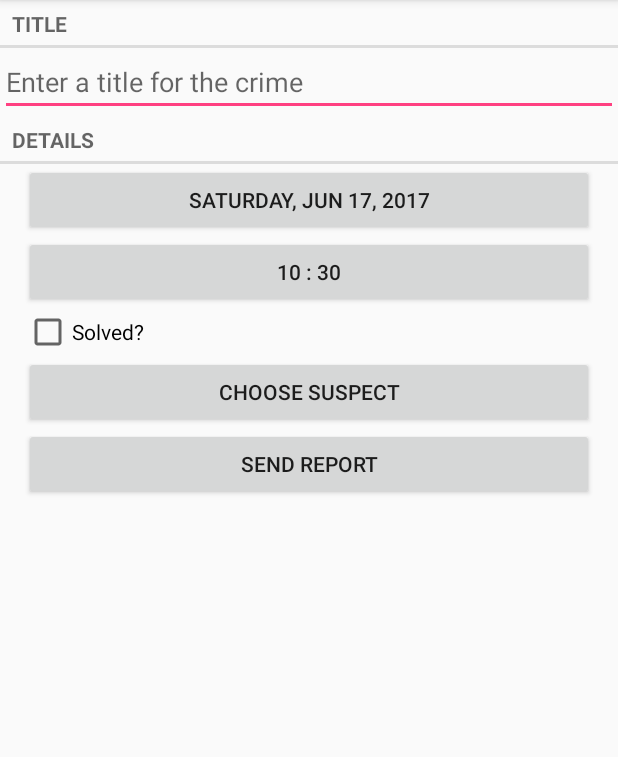
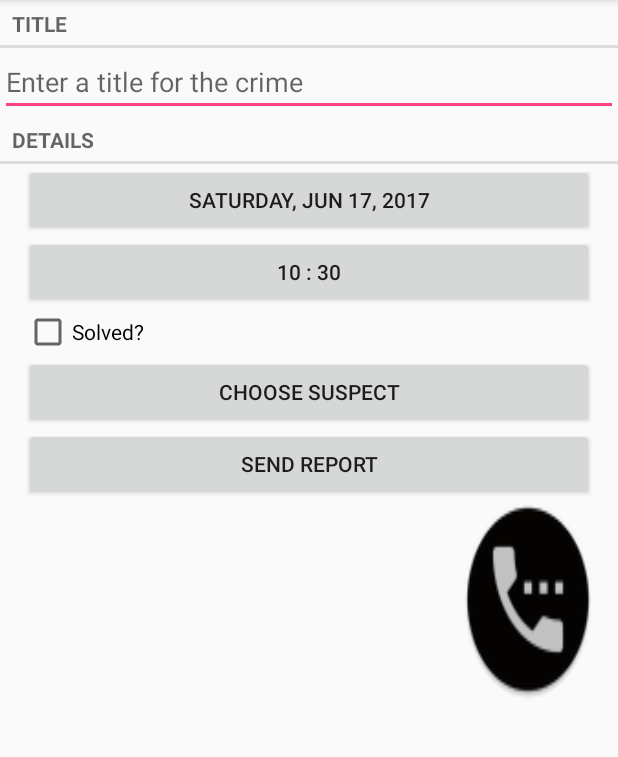
Before and after one commit to Smolyan91/android, an Android app: the screen it shows after launch (CrimePagerActivity), after a tap on "New Crime", on a phone screen of 412 x 824 dp, the part 84-841 px from its top. Run offline under Robolectric (Android 15) with nearby library versions, the phone set to English and light mode, and no system bars; 1 statement that could not run was skipped.

Commit message:
Create phone_call event + call_view

```diff
--- a/JobCollisions/app/src/main/AndroidManifest.xml
+++ b/JobCollisions/app/src/main/AndroidManifest.xml
@@ -3,6 +3,7 @@
     package="com.example.jobcollisions">
 
     <uses-permission android:name="android.permission.READ_CONTACTS"/>
+    <uses-permission android:name="android.permission.CALL_PHONE" />
     <application
         android:allowBackup="true"
         android:icon="@mipmap/ic_launcher"
--- a/JobCollisions/app/src/main/java/com/example/jobcollisions/controller/CrimeFragment.java
+++ b/JobCollisions/app/src/main/java/com/example/jobcollisions/controller/CrimeFragment.java
@@ -64,6 +64,7 @@ public class CrimeFragment extends Fragment {
     private Button mTimeButton;
     private Button mReportButton;
     private Button mRequestContactButton;
+    private Button mPhoneButton;
 
     @Override
     public void onCreate(Bundle savedInstanceState){
@@ -104,6 +105,7 @@ public class CrimeFragment extends Fragment {
         return getString(R.string.crime_report, mCrime.getTitle(),
                 date, solvedString, suspect);
     }
+
     @Override
     public void onActivityResult(int requestCode, int resultCode, Intent data) {
         if (resultCode != Activity.RESULT_OK) return;
@@ -132,8 +134,6 @@ public class CrimeFragment extends Fragment {
             try {
                 if (cursor.getCount() == 0) return;
                 cursor.moveToFirst();
-                String name = cursor.getString(cursor.getColumnIndex
-                                (ContactsContract.Contacts.DISPLAY_NAME));
                 String cont_id = cursor.getString(cursor.getColumnIndex
                                 (ContactsContract.Contacts._ID));
                 String hasPhone = cursor.getString(cursor.getColumnIndex
@@ -162,6 +162,7 @@ public class CrimeFragment extends Fragment {
                 }
                 String nameSuspect = cursor.getString(0);
                 mCrime.setSuspectName(nameSuspect);
+                mCrime.setPhoneNumber(phoneNumber);
                 mRequestContactButton.setText(nameSuspect);
             }finally {
                 cursor.close();
@@ -254,13 +255,27 @@ public class CrimeFragment extends Fragment {
         if (packageManager.resolveActivity(intentPick, PackageManager.MATCH_DEFAULT_ONLY) == null){
             mRequestContactButton.setEnabled(false);
         }
+        //Кнопка получения контакта
         mRequestContactButton = (Button) view.findViewById(R.id.crime_suspect);
+        if (mCrime.getSuspectName() != null) {
+            mRequestContactButton.setText(mCrime.getSuspectName());
+        }
         mRequestContactButton.setOnClickListener(new View.OnClickListener() {
             @Override
             public void onClick(View v) {
                 startActivityForResult(intentPick, REQUEST_CONTACT);
             }
         });
+        //Кнопка звонка
+        mPhoneButton = (Button) view.findViewById(R.id.call_to_men);
+        mPhoneButton.setOnClickListener(new View.OnClickListener() {
+            @Override
+            public void onClick(View v) {
+                Intent intent = new Intent(Intent.ACTION_CALL,
+                        Uri.parse("tel:" + mCrime.getPhoneNumber()));
+                startActivity(intent);
+            }
+        });
         return view;
     }
 }
--- a/JobCollisions/app/src/main/java/com/example/jobcollisions/database/CrimeBaseHelper.java
+++ b/JobCollisions/app/src/main/java/com/example/jobcollisions/database/CrimeBaseHelper.java
@@ -22,7 +22,8 @@ public class CrimeBaseHelper extends SQLiteOpenHelper {
         CrimeDBSchema.CrimeTable.Columns.TITLE + ", " +
         CrimeDBSchema.CrimeTable.Columns.DATE + ", " +
         CrimeDBSchema.CrimeTable.Columns.SOLVED + ", " +
-        CrimeDBSchema.CrimeTable.Columns.SUSPECT +  " )"
+        CrimeDBSchema.CrimeTable.Columns.SUSPECT + ", " +
+        CrimeDBSchema.CrimeTable.Columns.PHONE_NUM + " )"
         );
     }
 
--- a/JobCollisions/app/src/main/java/com/example/jobcollisions/database/CrimeCursorWrapper.java
+++ b/JobCollisions/app/src/main/java/com/example/jobcollisions/database/CrimeCursorWrapper.java
@@ -30,12 +30,14 @@ public class CrimeCursorWrapper extends CursorWrapper{
         long date         = getLong  (getColumnIndex(CrimeDBSchema.CrimeTable.Columns.DATE));
         int isSolved      = getInt   (getColumnIndex(CrimeDBSchema.CrimeTable.Columns.SOLVED));
         String suspect    = getString(getColumnIndex(CrimeDBSchema.CrimeTable.Columns.SUSPECT));
+        String phoneNumber= getString(getColumnIndex(CrimeDBSchema.CrimeTable.Columns.PHONE_NUM));
 
         Crime crime = new Crime(UUID.fromString(uuidString));
         crime.setTitle(title);
         crime.setDate(new Date(date));
         crime.setSolved(isSolved == 1);
         crime.setSuspectName(suspect);
+        crime.setPhoneNumber(phoneNumber);
         return crime;
     }
 }
--- a/JobCollisions/app/src/main/java/com/example/jobcollisions/database/CrimeDBSchema.java
+++ b/JobCollisions/app/src/main/java/com/example/jobcollisions/database/CrimeDBSchema.java
@@ -17,6 +17,7 @@ public class CrimeDBSchema {
             public static final String DATE = "date";
             public static final String SOLVED = "solved";
             public static final String SUSPECT = "suspect";
+            public static final String PHONE_NUM = "phoneNumber";
         }
     }
 }
--- a/JobCollisions/app/src/main/java/com/example/jobcollisions/model/Crime.java
+++ b/JobCollisions/app/src/main/java/com/example/jobcollisions/model/Crime.java
@@ -16,6 +16,16 @@ public class Crime {
     private Date mDate; // date crime
     private boolean isSolved; // solved crime ?
     private String mSuspectName;
+
+    public String getPhoneNumber() {
+        return phoneNumber;
+    }
+
+    public void setPhoneNumber(String phoneNumber) {
+        this.phoneNumber = phoneNumber;
+    }
+
+    private String phoneNumber;
 
     public String getSuspectName() {
         return mSuspectName;
--- a/JobCollisions/app/src/main/java/com/example/jobcollisions/model/CrimeLab.java
+++ b/JobCollisions/app/src/main/java/com/example/jobcollisions/model/CrimeLab.java
@@ -117,6 +117,7 @@ public class CrimeLab {
         contentValues.put(CrimeDBSchema.CrimeTable.Columns.DATE, crime.getDate().getTime());
         contentValues.put(CrimeDBSchema.CrimeTable.Columns.SOLVED, crime.isSolved()?  1:0);
         contentValues.put(CrimeDBSchema.CrimeTable.Columns.SUSPECT, crime.getSuspectName());
+        contentValues.put(CrimeDBSchema.CrimeTable.Columns.PHONE_NUM, crime.getPhoneNumber());
         return contentValues;
     }
 }
--- a/JobCollisions/app/src/main/res/layout-land/fragment_crime.xml
+++ b/JobCollisions/app/src/main/res/layout-land/fragment_crime.xml
@@ -2,7 +2,8 @@
 <LinearLayout xmlns:android="http://schemas.android.com/apk/res/android"
     android:orientation="vertical"
     android:layout_width="match_parent"
-    android:layout_height="match_parent">
+    android:layout_height="match_parent"
+    android:weightSum="1">
 
     <TextView
         android:layout_width="match_parent"
@@ -56,4 +57,12 @@
             android:layout_weight="1"
             android:text="@string/crime_report_text" />
     </LinearLayout>
+    <Button
+        android:id="@+id/call_to_men"
+        android:layout_width="76dp"
+        android:layout_height="84dp"
+        android:layout_gravity="right"
+        android:layout_marginRight="16dp"
+        android:background="@mipmap/call_to_men"
+        android:layout_weight="0.60" />
 </LinearLayout>
--- a/JobCollisions/app/src/main/res/layout/fragment_crime.xml
+++ b/JobCollisions/app/src/main/res/layout/fragment_crime.xml
@@ -2,7 +2,8 @@
 <LinearLayout xmlns:android="http://schemas.android.com/apk/res/android"
     android:orientation="vertical"
     android:layout_width="match_parent"
-    android:layout_height="match_parent">
+    android:layout_height="match_parent"
+    android:weightSum="1">
 
     <TextView
         android:layout_width="match_parent"
@@ -52,4 +53,12 @@
         android:layout_marginLeft="16dp"
         android:layout_marginRight="16dp"
         android:text="@string/crime_report_text" />
+    <Button
+        android:id="@+id/call_to_men"
+        android:layout_width="wrap_content"
+        android:layout_height="wrap_content"
+        android:layout_gravity="right"
+        android:layout_marginRight="16dp"
+        android:layout_weight="0.22"
+        android:background="@mipmap/call_to_men" />
 </LinearLayout>
```
Also changed, not shown: JobCollisions/app/src/main/call_to_men-web.png (added), JobCollisions/app/src/main/res/mipmap-hdpi/call_to_men.png (added), JobCollisions/app/src/main/res/mipmap-mdpi/call_to_men.png (added), JobCollisions/app/src/main/res/mipmap-xhdpi/call_to_men.png (added), JobCollisions/app/src/main/res/mipmap-xxhdpi/call_to_men.png (added), JobCollisions/app/src/main/res/mipmap-xxxhdpi/call_to_men.png (added).
